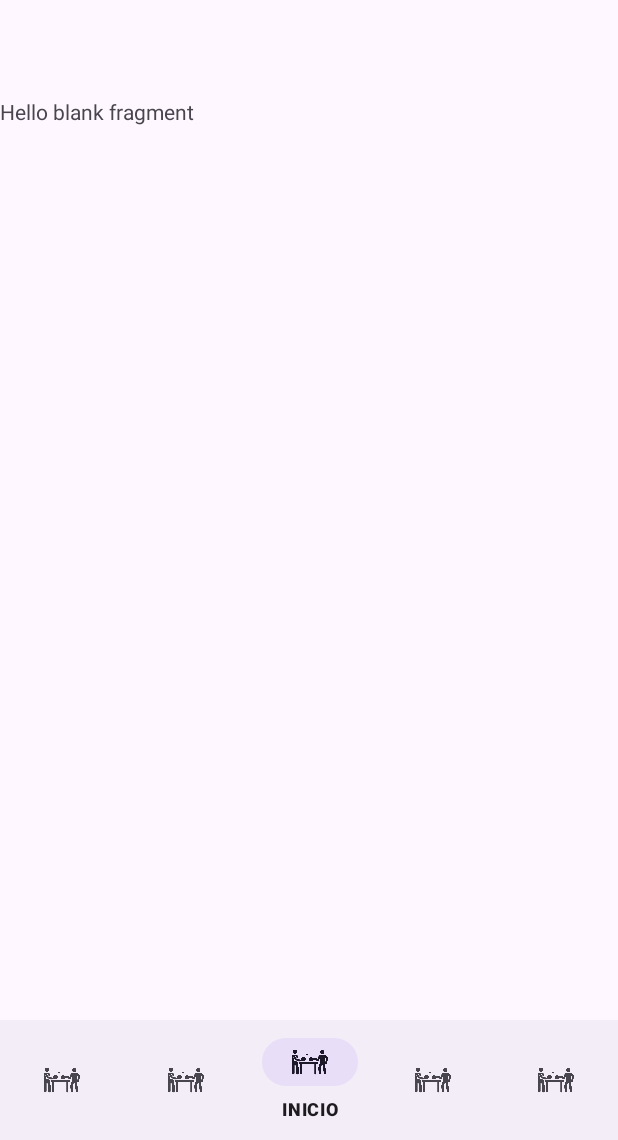
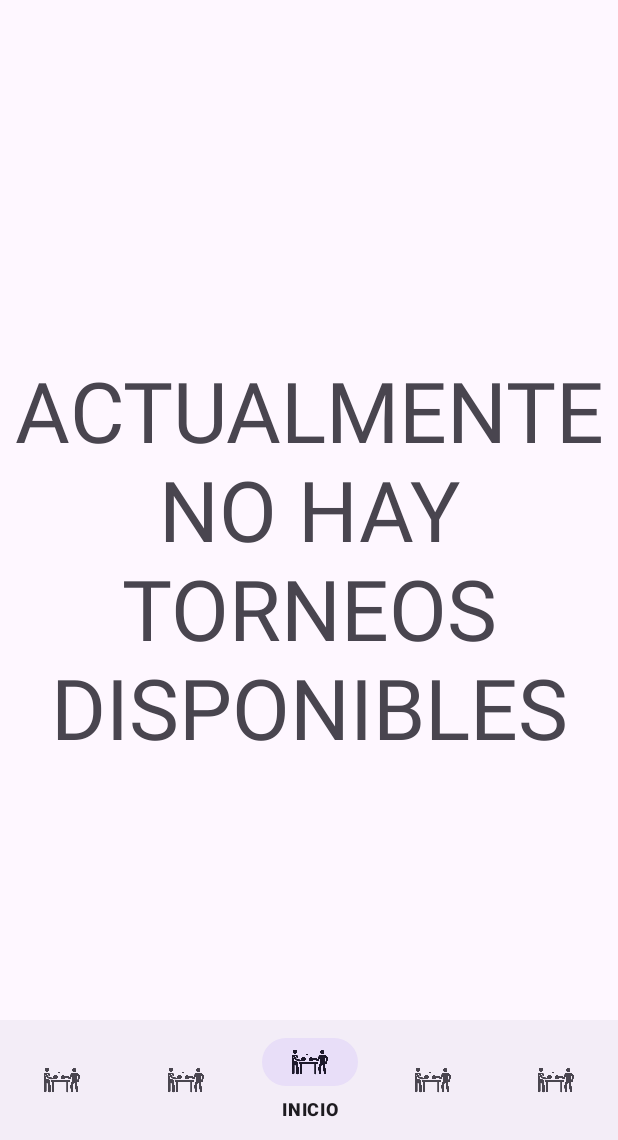
Before and after one commit to Kevinn183/TorneoX, an Android app: the ClientActivity screen opened directly, with no data from a screen before it, on a phone screen of 412 x 824 dp, the part 96-1236 px from its top. Run offline under Robolectric (Android 15) with nearby library versions, the phone set to English and light mode, and no system bars; our stand-ins replace Firebase (no records; nobody signed in at launch, a user with empty details on screens opened directly).

Commit message:
Apuntarse a torneo

```diff
--- a/app/src/main/java/es/kab/torneox/Client/ClientActivity.kt
+++ b/app/src/main/java/es/kab/torneox/Client/ClientActivity.kt
@@ -44,7 +44,7 @@ class ClientActivity : AppCompatActivity(), NavigationBarView.OnItemSelectedList
         firestoreManager = FirestoreManager()
         authManager = AuthManager()
 
-        if (comprobarNombre()){
+        if (!comprobarNombre()){
             crearDialog()
         }
     }
@@ -122,7 +122,7 @@ class ClientActivity : AppCompatActivity(), NavigationBarView.OnItemSelectedList
                 e.toString()
             }
         }
-        return !username.isNotBlank()
+        return username.equals("")
     }
     fun asignarNombre(name:String){
 
--- a/app/src/main/java/es/kab/torneox/Client/Fragments/InicioFragment.kt
+++ b/app/src/main/java/es/kab/torneox/Client/Fragments/InicioFragment.kt
@@ -1,60 +1,63 @@
 package es.kab.torneox.Client.Fragments
 
 import android.os.Bundle
+import android.util.Log
 import androidx.fragment.app.Fragment
 import android.view.LayoutInflater
 import android.view.View
 import android.view.ViewGroup
+import android.widget.Toast
+import androidx.lifecycle.lifecycleScope
+import androidx.recyclerview.widget.LinearLayoutManager
+import es.kab.torneox.Adapters.TorneosInicioAdapter
+import es.kab.torneox.Adapters.UsersAdapter
+import es.kab.torneox.Firebase.FirestoreManager
 import es.kab.torneox.R
+import es.kab.torneox.databinding.FragmentInicioBinding
+import kotlinx.coroutines.launch
 
-// TODO: Rename parameter arguments, choose names that match
-// the fragment initialization parameters, e.g. ARG_ITEM_NUMBER
-private const val ARG_PARAM1 = "param1"
-private const val ARG_PARAM2 = "param2"
 
-/**
- * A simple [Fragment] subclass.
- * Use the [InicioFragment.newInstance] factory method to
- * create an instance of this fragment.
- */
-class InicioFragment : Fragment() {
-    // TODO: Rename and change types of parameters
-    private var param1: String? = null
-    private var param2: String? = null
-
-    override fun onCreate(savedInstanceState: Bundle?) {
-        super.onCreate(savedInstanceState)
-        arguments?.let {
-            param1 = it.getString(ARG_PARAM1)
-            param2 = it.getString(ARG_PARAM2)
-        }
-    }
+class InicioFragment : Fragment(),TorneosInicioAdapter.OnUnirseClickListener {
+    private lateinit var binding: FragmentInicioBinding
+    private lateinit var firestoreManager: FirestoreManager
+    private lateinit var inicioAdapter: TorneosInicioAdapter
 
     override fun onCreateView(
         inflater: LayoutInflater, container: ViewGroup?,
         savedInstanceState: Bundle?
     ): View? {
-        // Inflate the layout for this fragment
-        return inflater.inflate(R.layout.fragment_inicio, container, false)
+        binding = FragmentInicioBinding.inflate(inflater)
+        firestoreManager = FirestoreManager()
+        setUpRecycler()
+        return binding.root
     }
 
-    companion object {
-        /**
-         * Use this factory method to create a new instance of
-         * this fragment using the provided parameters.
-         *
-         * @param param1 Parameter 1.
-         * @param param2 Parameter 2.
-         * @return A new instance of fragment InicioFragment.
-         */
-        // TODO: Rename and change types and number of parameters
-        @JvmStatic
-        fun newInstance(param1: String, param2: String) =
-            InicioFragment().apply {
-                arguments = Bundle().apply {
-                    putString(ARG_PARAM1, param1)
-                    putString(ARG_PARAM2, param2)
-                }
+
+    fun setUpRecycler(){
+        lifecycleScope.launch {
+            val torneos = firestoreManager.getTorneosInicio(firestoreManager.getUserName())
+            Log.i("fea",torneos?.size.toString())
+            if (torneos.isNullOrEmpty()) {
+
+                binding.recyclerView.visibility = View.GONE
+                binding.emptyTextView.visibility = View.VISIBLE
+            } else {
+                binding.recyclerView.visibility = View.VISIBLE
+                binding.emptyTextView.visibility = View.GONE
+                inicioAdapter = TorneosInicioAdapter(torneos,requireContext(), this@InicioFragment)
+                binding.recyclerView.adapter = inicioAdapter
+                binding.recyclerView.layoutManager = LinearLayoutManager(requireContext())
             }
+
+        }
     }
+
+    override fun onUnirseClick(position: Int) {
+        lifecycleScope.launch{
+            firestoreManager.meterParticipante(inicioAdapter.getTorneos()[position].nombre, firestoreManager.getUserName())
+            firestoreManager.sumarParticipante(inicioAdapter.getTorneos()[position].nombre)
+            setUpRecycler()
+        }
+    }
+
 }
--- a/app/src/main/java/es/kab/torneox/Firebase/FirestoreManager.kt
+++ b/app/src/main/java/es/kab/torneox/Firebase/FirestoreManager.kt
@@ -3,6 +3,7 @@ import android.util.Log
 import com.google.android.gms.tasks.Task
 import com.google.firebase.Timestamp
 import com.google.firebase.firestore.CollectionReference
+import com.google.firebase.firestore.FieldValue
 import com.google.firebase.firestore.FirebaseFirestore
 import com.google.firebase.firestore.Query
 import es.kab.torneox.Classes.Torneo
@@ -151,13 +152,66 @@ class FirestoreManager {
     suspend fun addTorneo(torneo: Torneo): Boolean {
 
         return try {
-            Log.i("llego","llego")
             firestore.collection("torneos").add(torneo).await()
-            Log.i("llego","llego")
             true
         }catch(e: Exception){
-            Log.i("llego","llegoMal")
             false
         }
     }
+
+    suspend fun getTorneosInicio(nombreUsuario: String): List<Torneo>? {
+        return try {
+            var query = firestore.collection("torneos")
+                .whereEqualTo("estado", "activo")
+                .whereGreaterThan("limite", 0)
+
+            val snapshot = query.get().await()
+
+            val torneosList = mutableListOf<Torneo>()
+            for (document in snapshot.documents) {
+                Log.i("llego","llego")
+                val torneo = document.toObject(Torneo::class.java)
+                if (torneo != null && nombreUsuario !in torneo.participantes) {
+                    Log.i("llego","llego")
+                    torneosList.add(torneo)
+                }
+            }
+            torneosList
+        } catch (e: Exception) {
+            Log.i("llegomal","")
+            println(e.message)
+            null
+        }
+    }
+
+    suspend fun meterParticipante(nombreTorneo: String, nombreCliente: String) {
+        try {
+            val querySnapshot = firestore.collection("torneos").whereEqualTo("nombre", nombreTorneo).get().await()
+
+            if (!querySnapshot.isEmpty) {
+                val eventoRef = querySnapshot.documents[0].reference
+                eventoRef.update("participantes", FieldValue.arrayUnion(nombreCliente))
+            }
+        } catch (e: Exception) {
+            Log.i( "Error", e.toString())
+        }
+    }
+
+    suspend fun sumarParticipante(nombreTorneo: String) {
+        try {
+            val querySnapshot = firestore.collection("torneos").whereEqualTo("nombre", nombreTorneo).get().await()
+            Log.i( "Error", "e.toString(")
+            if (!querySnapshot.isEmpty) {
+                Log.i( "Error", "e.toString(")
+                val torneo = querySnapshot.documents[0].reference
+                torneo.update("numero_participantes", FieldValue.increment(1))
+            }
+        } catch (e: Exception) {
+            Log.i( "Error", e.toString())
+        }
+    }
+
+
+
+
 }
--- a/app/src/main/res/layout/fragment_inicio.xml
+++ b/app/src/main/res/layout/fragment_inicio.xml
@@ -1,14 +1,28 @@
 <?xml version="1.0" encoding="utf-8"?>
-<FrameLayout xmlns:android="http://schemas.android.com/apk/res/android"
-    xmlns:tools="http://schemas.android.com/tools"
+<androidx.constraintlayout.widget.ConstraintLayout
+    xmlns:android="http://schemas.android.com/apk/res/android"
     android:layout_width="match_parent"
-    android:layout_height="match_parent"
-    tools:context=".Client.Fragments.InicioFragment">
+    xmlns:app="http://schemas.android.com/apk/res-auto"
+    android:layout_height="match_parent">
 
-    <!-- TODO: Update blank fragment layout -->
-    <TextView
+    <androidx.recyclerview.widget.RecyclerView
+        android:id="@+id/recyclerView"
         android:layout_width="match_parent"
         android:layout_height="match_parent"
-        android:text="@string/hello_blank_fragment" />
+        android:visibility="gone" />
 
-</FrameLayout>
+    <TextView
+        android:id="@+id/emptyTextView"
+        android:layout_width="wrap_content"
+        android:layout_height="wrap_content"
+        android:layout_margin="16dp"
+        android:text="@string/no_elementos"
+        android:textAppearance="@style/TextAppearance.AppCompat.Display3"
+        android:visibility="visible"
+        app:layout_constraintBottom_toBottomOf="parent"
+        android:textAlignment="center"
+        app:layout_constraintEnd_toEndOf="parent"
+        app:layout_constraintStart_toStartOf="parent"
+        app:layout_constraintTop_toTopOf="parent" />
+
+</androidx.constraintlayout.widget.ConstraintLayout>
--- a/app/src/main/res/values/colors.xml
+++ b/app/src/main/res/values/colors.xml
@@ -5,5 +5,7 @@
     <color name="principal">#E5B07E</color>
     <color name="principal_dark">#A66B33</color>
     <color name="fondo_dialog">#635A52</color>
+    <color name="deporte">#86FFBF</color>
+    <color name="mesa">#FB8EB3</color>
 
 </resources>
--- a/app/src/main/res/values/strings.xml
+++ b/app/src/main/res/values/strings.xml
@@ -121,8 +121,11 @@
     <string name="tipo_novalido">El tipo introducido no es válido</string>
     <string name="fecha_no">La fecha debe de ser posterior a la actual</string>
 
-
-
+    <!-- INICIO -->
+    <string name="no_elementos">ACTUALMENTE NO HAY TORNEOS DISPONIBLES</string>
+    <string name="unirse">UNIRSE</string>
+    <string name="inicio_parti">Numero de participantes:</string>
+    <string name="inicio_limite">Limite de participantes:</string>
 
 
     <!-- Spinner -->
```
Also changed, not shown: app/src/main/java/es/kab/torneox/Adapters/TorneosInicioAdapter.kt (added, +74 -0 lines), app/src/main/java/es/kab/torneox/Client/Fragments/PerfilFragment.kt (+9 -0 lines), app/src/main/res/layout/torneo_inicio_recycler.xml (added, +80 -0 lines).
